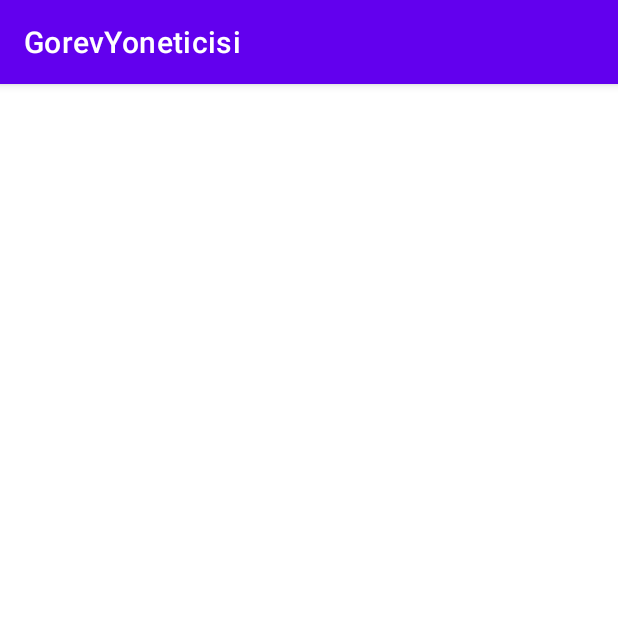
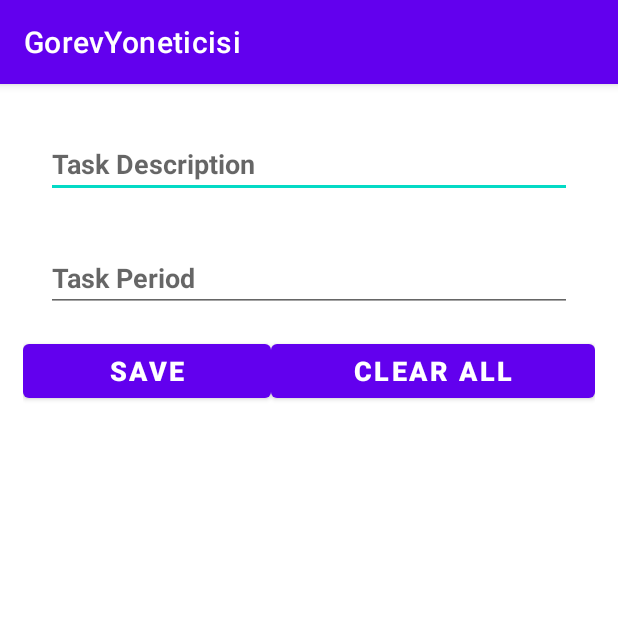
Before and after one commit to ibrahimertanylmz/GorevYoneticisi, an Android app: the screen it shows after launch (MainActivity), on a phone screen of 412 x 824 dp, the top half of it. Run offline under Robolectric (Android 15) with nearby library versions, the phone set to English and light mode, and no system bars; our stand-ins replace Room's generated code, data binding; 1 statement that could not run was skipped.

Commit message:
design for layouts

```diff
--- a/app/src/main/res/layout/activity_main.xml
+++ b/app/src/main/res/layout/activity_main.xml
@@ -1,7 +1,74 @@
 <?xml version="1.0" encoding="utf-8"?>
-<androidx.constraintlayout.widget.ConstraintLayout xmlns:android="http://schemas.android.com/apk/res/android"
-    xmlns:app="http://schemas.android.com/apk/res-auto"
-    xmlns:tools="http://schemas.android.com/tools"
-    android:layout_width="match_parent"
-    android:layout_height="match_parent"
-    tools:context=".MainActivity"/>
+<layout xmlns:android="http://schemas.android.com/apk/res/android"
+    xmlns:tools="http://schemas.android.com/tools">
+
+    <data>
+        <variable
+            name="myViewModel"
+            type="com.example.gorevyoneticisi.TaskViewModel" />
+    </data>
+    <LinearLayout
+        android:layout_width="match_parent"
+        android:layout_height="match_parent"
+        android:layout_margin="15dp"
+        android:orientation="vertical"
+        tools:context=".MainActivity">
+
+        <EditText
+            android:id="@+id/name_text"
+            android:layout_width="match_parent"
+            android:layout_height="wrap_content"
+            android:layout_margin="15dp"
+            android:layout_marginBottom="5dp"
+            android:ems="10"
+            android:hint="Task Description"
+            android:inputType="textPersonName"
+            android:text="@={myViewModel.inputName}"
+            android:textStyle="bold" />
+
+        <EditText
+            android:id="@+id/email_text"
+            android:layout_width="match_parent"
+            android:layout_height="wrap_content"
+            android:layout_margin="15dp"
+            android:layout_marginTop="5dp"
+            android:layout_marginBottom="5dp"
+            android:ems="10"
+            android:hint="Task Period"
+            android:inputType="textPersonName"
+            android:text="@={myViewModel.inputEmail}"
+            android:textStyle="bold" />
+
+        <LinearLayout
+            android:layout_width="match_parent"
+            android:layout_height="wrap_content"
+            android:orientation="horizontal">
+
+            <Button
+                android:id="@+id/save_or_update_button"
+                android:layout_width="wrap_content"
+                android:layout_height="wrap_content"
+                android:layout_weight="1"
+                android:onClick="@{()->myViewModel.saveOrUpdate()}"
+                android:text="@={myViewModel.saveOrUpdateButtonText}"
+                android:textSize="18sp"
+                android:textStyle="bold" />
+
+            <Button
+                android:id="@+id/clear_all_or_delete_button"
+                android:layout_width="wrap_content"
+                android:layout_height="wrap_content"
+                android:layout_weight="1"
+                android:onClick="@{()->myViewModel.clearOrDelete()}"
+                android:text="@={myViewModel.clearAllOrDeleteButtonText}"
+                android:textSize="18sp"
+                android:textStyle="bold" />
+        </LinearLayout>
+
+        <androidx.recyclerview.widget.RecyclerView
+            android:id="@+id/task_recyclerView"
+            android:layout_width="match_parent"
+            android:layout_height="wrap_content"
+            android:layout_margin="5dp" />
+    </LinearLayout>
+</layout>
```
Also changed, not shown: app/src/main/res/layout/list_item.xml (added, +52 -0 lines).
